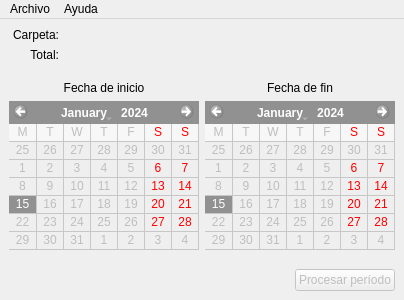
Above: Software/Elibatt-Viewer/mainwindow.ui from dpradovillar/Eli-Batt before the change. Below: the same form after it.
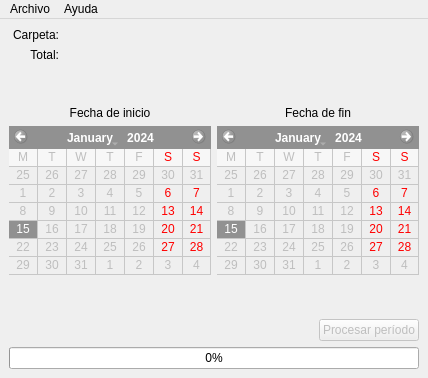
That is the form after the change.

```diff
--- a/Software/Elibatt-Viewer/mainwindow.ui
+++ b/Software/Elibatt-Viewer/mainwindow.ui
@@ -6,8 +6,8 @@
    <rect>
     <x>0</x>
     <y>0</y>
-    <width>404</width>
-    <height>300</height>
+    <width>428</width>
+    <height>378</height>
    </rect>
   </property>
   <property name="windowTitle">
@@ -223,6 +223,13 @@
       </item>
      </layout>
     </item>
+    <item>
+     <widget class="QProgressBar" name="progressBar">
+      <property name="value">
+       <number>0</number>
+      </property>
+     </widget>
+    </item>
    </layout>
   </widget>
   <widget class="QMenuBar" name="menubar">
@@ -230,8 +237,8 @@
     <rect>
      <x>0</x>
      <y>0</y>
-     <width>404</width>
-     <height>21</height>
+     <width>428</width>
+     <height>22</height>
     </rect>
    </property>
    <widget class="QMenu" name="menuArchivo">
```
